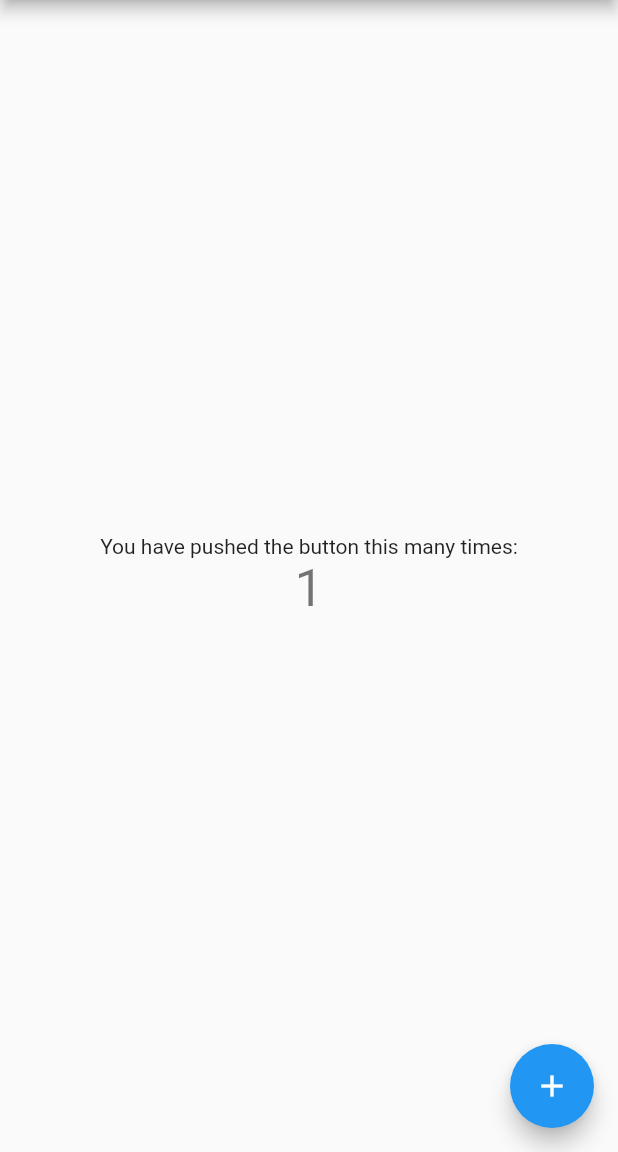
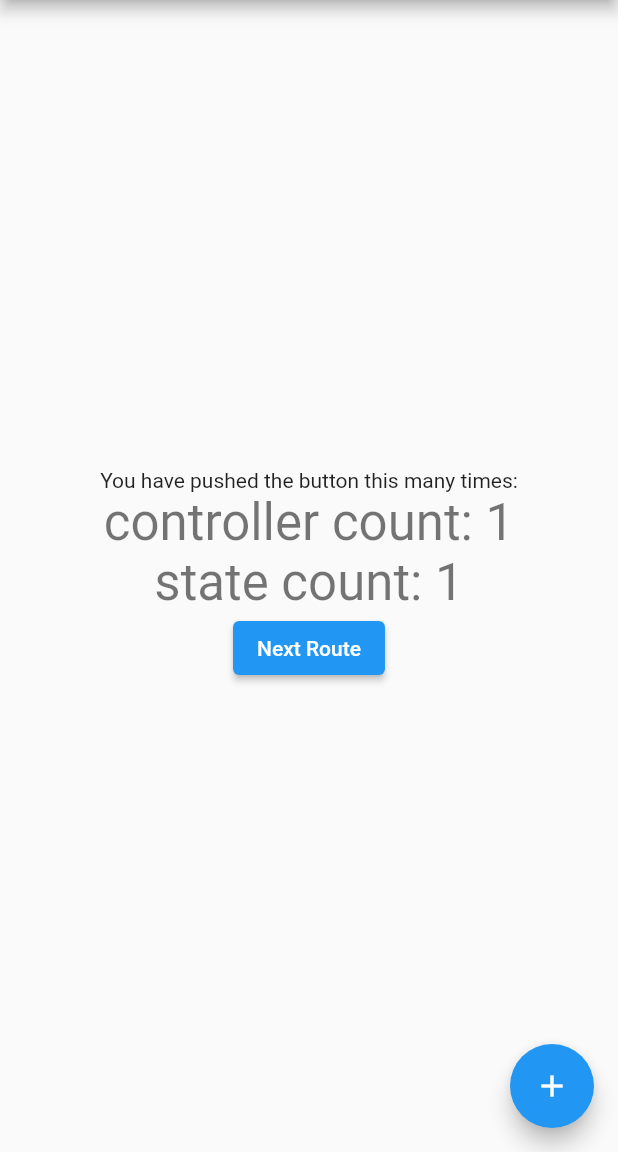
Before and after one commit to michael921010/flutter_get, a Flutter app: the screen it shows after launch, after a tap on the "add" icon, on a phone screen of 412 x 824 dp, the part 84-1236 px from its top. Run offline on Flutter 3.47's test engine with Material 2 defaults, Android fonts, the phone set to English and light mode, and no system bars; our stand-ins replace get.

Commit message:
make reactive service by GetX
practice reactive function with Controller between HomePage & AboutPage

```diff
--- a/lib/pages/home_page.dart
+++ b/lib/pages/home_page.dart
@@ -1,5 +1,7 @@
 import 'package:flutter/material.dart';
 import 'package:get/get.dart';
+import 'package:flutter_get/pages/about_page.dart';
+import 'package:flutter_get/services/controller.dart';
 
 class HomePage extends StatefulWidget {
   const HomePage({Key? key, required this.title}) : super(key: key);
@@ -13,8 +15,12 @@ class HomePage extends StatefulWidget {
 class HomePageState extends State<HomePage> {
   var count = 0.obs;
 
-  void _incrementCounter() {
+  // set controller as dispatcher from Controller
+  final controller = Get.put(Controller());
+
+  void incrementCounter() {
     count++;
+    controller.increment();
   }
 
   @override
@@ -30,17 +36,29 @@ class HomePageState extends State<HomePage> {
             const Text(
               'You have pushed the button this many times:',
             ),
+            GetBuilder<Controller>(
+              builder: (_) => Text(
+                'controller count: ${controller.count}',
+                style: Theme.of(context).textTheme.headline4,
+              ),
+            ),
             Obx(
               () => Text(
-                "$count",
+                "state count: $count",
                 style: Theme.of(context).textTheme.headline4,
               ),
+            ),
+            ElevatedButton(
+              child: const Text('Next Route'),
+              onPressed: () {
+                Get.to(AboutPage());
+              },
             ),
           ],
         ),
       ),
       floatingActionButton: FloatingActionButton(
-        onPressed: _incrementCounter,
+        onPressed: incrementCounter,
         tooltip: 'Increment',
         child: const Icon(Icons.add),
       ),
--- /dev/null
+++ b/lib/services/controller.dart
@@ -0,0 +1,10 @@
+import 'package:get/get.dart';
+
+class Controller extends GetxController {
+  var count = 0;
+
+  void increment() {
+    count++;
+    update();
+  }
+}
```
Also changed, not shown: lib/pages/about_page.dart (added, +27 -0 lines).
